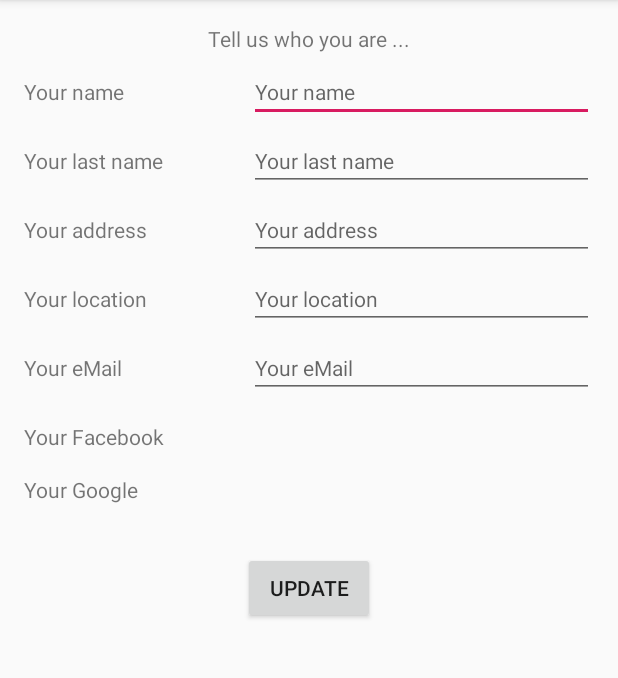
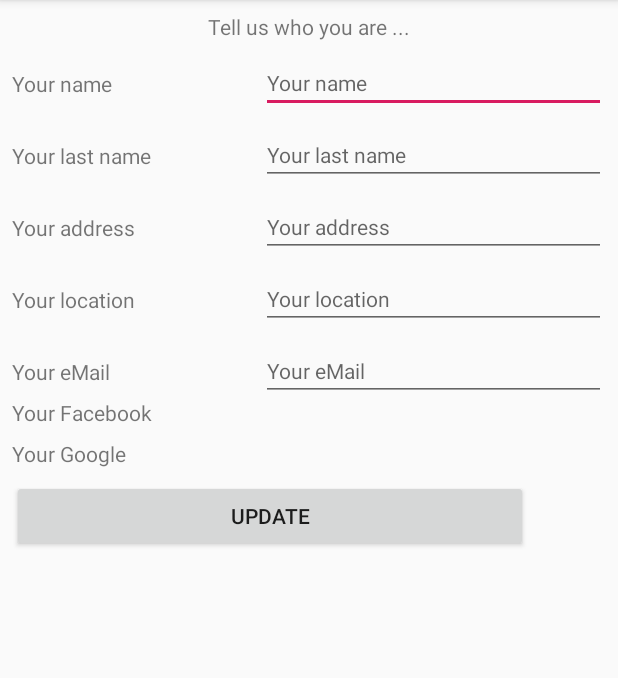
Before and after one commit to julianhus/manhattan, an Android app: the EditProfileActivity screen opened directly, with no data from a screen before it, on a phone screen of 412 x 824 dp, the part 84-762 px from its top. Run offline under Robolectric (Android 15) with nearby library versions, the phone set to English and light mode, and no system bars.

```diff
--- a/app/src/main/AndroidManifest.xml
+++ b/app/src/main/AndroidManifest.xml
@@ -14,7 +14,6 @@
         <activity android:name=".MainActivity">
             <intent-filter>
                 <action android:name="android.intent.action.MAIN" />
-
                 <category android:name="android.intent.category.LAUNCHER" />
             </intent-filter>
         </activity>
--- a/app/src/main/res/layout/activity_edit_profile.xml
+++ b/app/src/main/res/layout/activity_edit_profile.xml
@@ -10,9 +10,9 @@
         android:id="@+id/tVTittle"
         android:layout_width="wrap_content"
         android:layout_height="wrap_content"
-        android:layout_marginStart="16dp"
-        android:layout_marginTop="16dp"
-        android:layout_marginEnd="16dp"
+        android:layout_marginStart="8dp"
+        android:layout_marginTop="8dp"
+        android:layout_marginEnd="8dp"
         android:text="@string/tuwya"
         app:layout_constraintEnd_toEndOf="parent"
         app:layout_constraintStart_toStartOf="parent"
@@ -22,68 +22,68 @@
         android:id="@+id/tVName"
         android:layout_width="wrap_content"
         android:layout_height="wrap_content"
-        android:layout_marginStart="16dp"
-        android:layout_marginTop="16dp"
+        android:layout_marginStart="8dp"
         android:text="@string/yn"
+        app:layout_constraintBottom_toBottomOf="@+id/eTName"
         app:layout_constraintStart_toStartOf="parent"
-        app:layout_constraintTop_toBottomOf="@+id/tVTittle" />
+        app:layout_constraintTop_toTopOf="@+id/eTName" />
 
     <TextView
         android:id="@+id/tVLastName"
         android:layout_width="wrap_content"
         android:layout_height="wrap_content"
-        android:layout_marginStart="16dp"
-        android:layout_marginTop="16dp"
+        android:layout_marginStart="8dp"
         android:text="@string/yln"
+        app:layout_constraintBottom_toBottomOf="@+id/eTLastName"
         app:layout_constraintStart_toStartOf="parent"
-        app:layout_constraintTop_toBottomOf="@+id/eTName" />
+        app:layout_constraintTop_toTopOf="@+id/eTLastName" />
 
     <TextView
         android:id="@+id/textView4"
         android:layout_width="wrap_content"
         android:layout_height="wrap_content"
-        android:layout_marginStart="16dp"
-        android:layout_marginTop="16dp"
+        android:layout_marginStart="8dp"
         android:text="@string/ya"
+        app:layout_constraintBottom_toBottomOf="@+id/eTAddress"
         app:layout_constraintStart_toStartOf="parent"
-        app:layout_constraintTop_toBottomOf="@+id/eTLastName" />
+        app:layout_constraintTop_toTopOf="@+id/eTAddress" />
 
     <TextView
         android:id="@+id/textView5"
         android:layout_width="wrap_content"
         android:layout_height="wrap_content"
-        android:layout_marginStart="16dp"
-        android:layout_marginTop="16dp"
+        android:layout_marginStart="8dp"
         android:text="@string/yl"
+        app:layout_constraintBottom_toBottomOf="@+id/eTLocation"
         app:layout_constraintStart_toStartOf="parent"
-        app:layout_constraintTop_toBottomOf="@+id/eTAddress" />
+        app:layout_constraintTop_toTopOf="@+id/eTLocation" />
 
     <TextView
         android:id="@+id/tVEMail"
         android:layout_width="wrap_content"
         android:layout_height="wrap_content"
-        android:layout_marginStart="16dp"
-        android:layout_marginTop="16dp"
+        android:layout_marginStart="8dp"
         android:text="@string/ye"
+        app:layout_constraintBottom_toBottomOf="@+id/eTEMail"
         app:layout_constraintStart_toStartOf="parent"
-        app:layout_constraintTop_toBottomOf="@+id/eTLocation" />
+        app:layout_constraintTop_toTopOf="@+id/eTEMail" />
 
     <TextView
         android:id="@+id/textView7"
         android:layout_width="wrap_content"
         android:layout_height="wrap_content"
-        android:layout_marginStart="16dp"
-        android:layout_marginTop="16dp"
+        android:layout_marginStart="8dp"
+        android:layout_marginTop="8dp"
         android:text="@string/yf"
         app:layout_constraintStart_toStartOf="parent"
-        app:layout_constraintTop_toBottomOf="@+id/eTEMail" />
+        app:layout_constraintTop_toBottomOf="@+id/tVEMail" />
 
     <TextView
         android:id="@+id/textView8"
         android:layout_width="wrap_content"
         android:layout_height="wrap_content"
-        android:layout_marginStart="16dp"
-        android:layout_marginTop="16dp"
+        android:layout_marginStart="8dp"
+        android:layout_marginTop="8dp"
         android:text="@string/yg"
         app:layout_constraintStart_toStartOf="parent"
         app:layout_constraintTop_toBottomOf="@+id/textView7" />
@@ -92,37 +92,40 @@
         android:id="@+id/eTName"
         android:layout_width="230dp"
         android:layout_height="wrap_content"
-        android:layout_marginEnd="16dp"
+        android:layout_marginTop="8dp"
+        android:layout_marginEnd="8dp"
         android:ems="10"
         android:hint="@string/yn"
         android:inputType="textPersonName"
         android:textSize="14sp"
-        app:layout_constraintBaseline_toBaselineOf="@+id/tVName"
-        app:layout_constraintEnd_toEndOf="parent" />
+        app:layout_constraintEnd_toEndOf="parent"
+        app:layout_constraintTop_toBottomOf="@+id/tVTittle" />
 
     <EditText
         android:id="@+id/eTLastName"
         android:layout_width="230dp"
         android:layout_height="wrap_content"
-        android:layout_marginEnd="16dp"
+        android:layout_marginTop="8dp"
+        android:layout_marginEnd="8dp"
         android:ems="10"
         android:hint="@string/yln"
         android:inputType="textPersonName"
         android:textSize="14sp"
-        app:layout_constraintBaseline_toBaselineOf="@+id/tVLastName"
-        app:layout_constraintEnd_toEndOf="parent" />
+        app:layout_constraintEnd_toEndOf="parent"
+        app:layout_constraintTop_toBottomOf="@+id/eTName" />
 
     <EditText
         android:id="@+id/eTEMail"
         android:layout_width="230dp"
         android:layout_height="wrap_content"
-        android:layout_marginEnd="16dp"
+        android:layout_marginTop="8dp"
+        android:layout_marginEnd="8dp"
         android:ems="10"
         android:hint="@string/ye"
         android:inputType="textEmailAddress"
         android:textSize="14sp"
-        app:layout_constraintBaseline_toBaselineOf="@+id/tVEMail"
-        app:layout_constraintEnd_toEndOf="parent" />
+        app:layout_constraintEnd_toEndOf="parent"
+        app:layout_constraintTop_toBottomOf="@+id/eTLocation" />
 
     <android.support.constraint.Barrier
         android:id="@+id/barrier"
@@ -140,37 +143,40 @@
         android:id="@+id/eTAddress"
         android:layout_width="230dp"
         android:layout_height="wrap_content"
-        android:layout_marginEnd="16dp"
+        android:layout_marginTop="8dp"
+        android:layout_marginEnd="8dp"
         android:ems="10"
         android:hint="@string/ya"
         android:inputType="textPersonName"
         android:textSize="14sp"
-        app:layout_constraintBaseline_toBaselineOf="@+id/textView4"
-        app:layout_constraintEnd_toEndOf="parent" />
+        app:layout_constraintEnd_toEndOf="parent"
+        app:layout_constraintTop_toBottomOf="@+id/eTLastName" />
 
     <EditText
         android:id="@+id/eTLocation"
         android:layout_width="230dp"
         android:layout_height="wrap_content"
-        android:layout_marginEnd="16dp"
+        android:layout_marginTop="8dp"
+        android:layout_marginEnd="8dp"
         android:ems="10"
         android:hint="@string/yl"
         android:inputType="textPersonName"
         android:textSize="14sp"
-        app:layout_constraintBaseline_toBaselineOf="@+id/textView5"
-        app:layout_constraintEnd_toEndOf="parent" />
+        app:layout_constraintEnd_toEndOf="parent"
+        app:layout_constraintTop_toBottomOf="@+id/eTAddress" />
 
     <Button
         android:id="@+id/bUpDate"
-        android:layout_width="wrap_content"
+        android:layout_width="344dp"
         android:layout_height="wrap_content"
-        android:layout_marginStart="16dp"
-        android:layout_marginTop="32dp"
-        android:layout_marginEnd="16dp"
+        android:layout_marginStart="8dp"
+        android:layout_marginTop="8dp"
+        android:layout_marginEnd="8dp"
         android:enabled="true"
         android:onClick="upDate"
         android:text="@string/ud"
         app:layout_constraintEnd_toEndOf="parent"
+        app:layout_constraintHorizontal_bias="0.0"
         app:layout_constraintStart_toStartOf="parent"
         app:layout_constraintTop_toBottomOf="@+id/textView8" />
 
--- a/app/src/main/res/layout/product_detail.xml
+++ b/app/src/main/res/layout/product_detail.xml
@@ -75,9 +75,9 @@
             android:textStyle="bold" />
 
         <TextView
-            android:id="@+id/textView16"
+            android:id="@+id/txtWeight"
             android:layout_width="match_parent"
-            android:layout_height="wrap_content"/>
+            android:layout_height="wrap_content" />
     </LinearLayout>
 
     <LinearLayout
```
Also changed, not shown: app/src/main/java/com/traffico/manhattan/ProductActivity.java (+13 -5 lines), app/src/main/java/com/traffico/manhattan/ProductDetailFragment.java (+13 -2 lines), app/src/main/java/com/traffico/manhattan/classes/MyOpenHelper.java (+68 -23 lines), app/src/main/res/layout/activity_product.xml (+9 -9 lines), app/src/main/res/layout/activity_store.xml (+22 -20 lines), app/src/main/res/drawable/ic_carrito.png (added).
